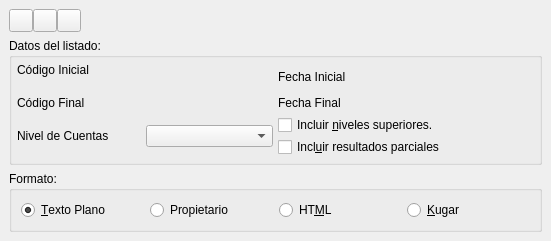
eboladev/Bulmages-1, file bulmages/bulmacont/src/balanceprintbase.ui: the form before one commit.
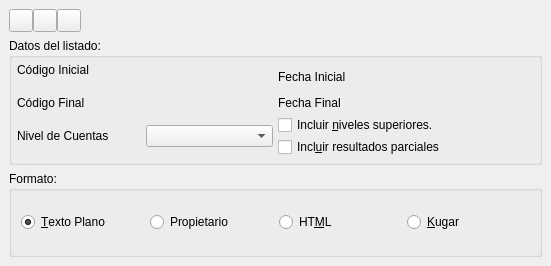
The form after the commit. Icons and pictures are not drawn. Custom widgets are drawn as their Qt base class.

```diff
--- a/bulmages/bulmacont/src/balanceprintbase.ui
+++ b/bulmages/bulmacont/src/balanceprintbase.ui
@@ -6,7 +6,7 @@
     <x>0</x>
     <y>0</y>
     <width>551</width>
-    <height>239</height>
+    <height>266</height>
    </rect>
   </property>
   <property name="windowTitle" >
```
Left out of the diff: 230 changed lines with no effect on the pictures.
